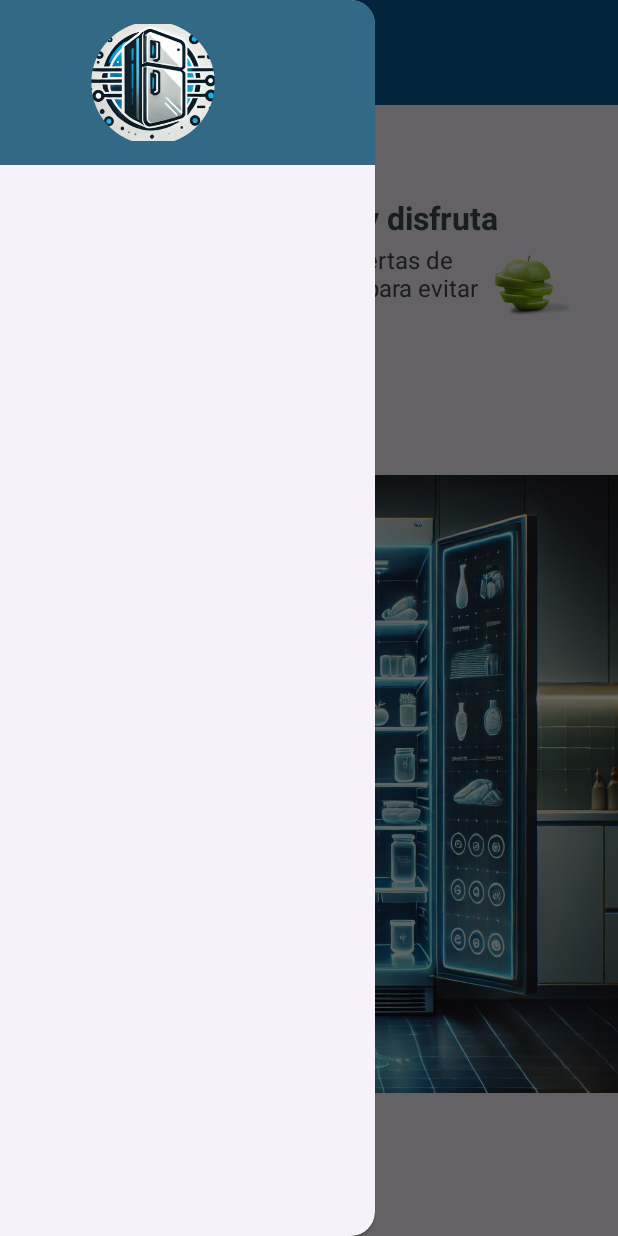
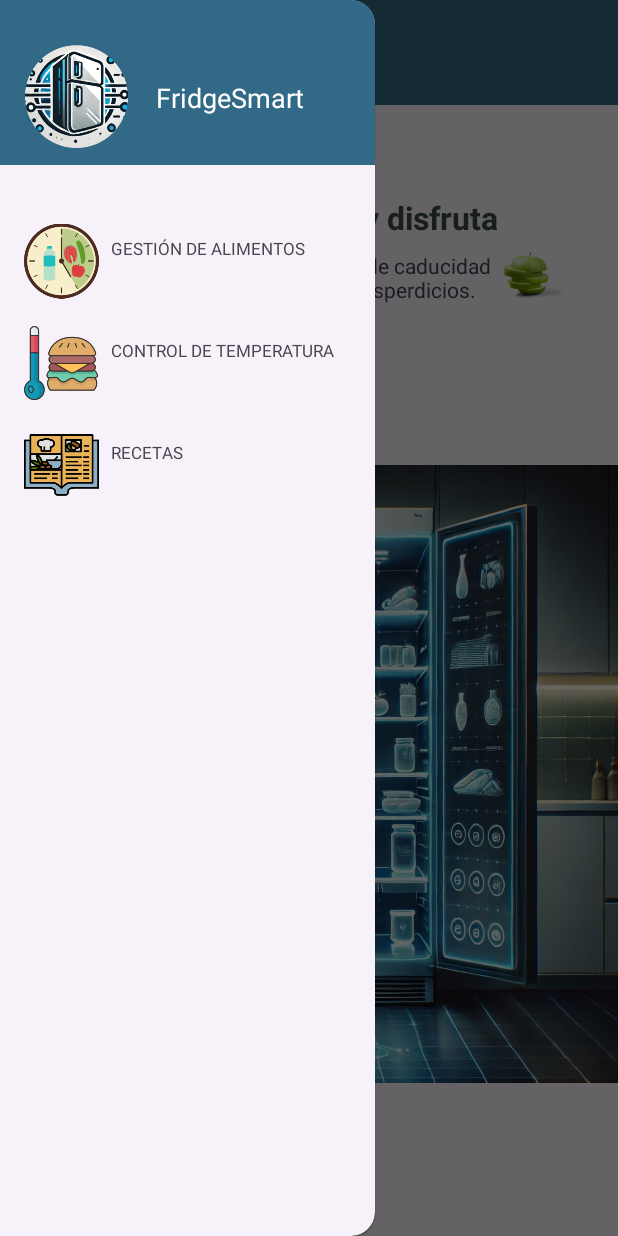
Before and after one commit to johanat/fridgesmart-app, an Android app: the screen it shows after launch (PortadaPrincipal), with the side drawer open, on a phone screen of 412 x 824 dp. Run offline under Robolectric (Android 15) with nearby library versions, the light colour scheme and no system bars.

Commit message:
He realizado la portada de la app, junto a la ventana lateral con sus respectivos iconos

```diff
--- a/app/src/main/java/fridgeSmart/fridgesmart/PortadaPrincipal.java
+++ b/app/src/main/java/fridgeSmart/fridgesmart/PortadaPrincipal.java
@@ -20,11 +20,9 @@ public class PortadaPrincipal extends AppCompatActivity {
         drawerLayout = findViewById(R.id.drawer_layout);
         NavigationView navigationView = findViewById(R.id.navigation_view);
         ImageView btnMenu = findViewById(R.id.btnMenu);
-
         btnMenu.setOnClickListener(view ->{
             drawerLayout.open();
 
         });
-
     }
 }
--- a/app/src/main/res/layout/activity_main.xml
+++ b/app/src/main/res/layout/activity_main.xml
@@ -17,7 +17,7 @@
         <LinearLayout
             android:layout_width="match_parent"
             android:layout_height="70dp"
-            android:background="#055A99"
+            android:background="#316986"
             android:paddingTop="18dp"
             android:orientation="horizontal"
             android:gravity="center_vertical">
@@ -51,6 +51,7 @@
                     android:layout_width="wrap_content"
                     android:layout_height="wrap_content"
                     android:layout_marginTop="16dp"
+                    android:layout_marginStart="16dp"
                     android:gravity="center"
                     android:text="FridgeSmart"
                     android:textColor="#316986"
@@ -81,15 +82,17 @@
                         android:layout_width="301dp"
                         android:layout_height="wrap_content"
                         android:layout_gravity="center"
+                        android:layout_marginStart="16dp"
                         android:layout_marginTop="2dp"
                         android:gravity="center"
                         android:text="Registra alimentos, recibe alertas de caducidad y descubre recetas para evitar desperdicios."
-                        android:textSize="16sp" />
+                        android:textSize="14sp" />
 
                     <ImageView
                         android:id="@+id/imageView2"
-                        android:layout_width="67dp"
+                        android:layout_width="50dp"
                         android:layout_height="48dp"
+                        android:layout_marginEnd="16dp"
                         android:layout_gravity="center"
                         app:srcCompat="@drawable/manzana" />
                 </LinearLayout>
@@ -99,8 +102,6 @@
                     android:layout_width="match_parent"
                     android:layout_height="wrap_content"
                     app:srcCompat="@drawable/nevera" />
-
-
             </LinearLayout>
         </FrameLayout>
     </LinearLayout>
@@ -112,5 +113,72 @@
         android:layout_height="match_parent"
         android:layout_gravity="start"
         app:headerLayout="@layout/nav_header"
-        app:menu="@null"/>
+        app:menu="@null">
+        <LinearLayout
+            android:layout_width="wrap_content"
+            android:layout_height="wrap_content"
+            android:orientation="vertical"
+            android:layout_marginStart="16dp"
+            android:layout_marginTop="116dp">
+            <LinearLayout
+                android:layout_width="wrap_content"
+                android:layout_height="wrap_content"
+                android:gravity="center"
+                android:layout_marginTop="16dp"
+                android:orientation="horizontal">
+                <ImageView
+                    android:layout_width="50dp"
+                    android:layout_height="60dp"
+                    android:layout_marginTop="8dp"
+                    android:src="@drawable/reloj_descriptivo">
+                </ImageView>
+                <TextView
+                    android:layout_width="wrap_content"
+                    android:layout_height="wrap_content"
+                    android:textSize="11dp"
+                    android:layout_marginStart="8dp"
+                    android:text="GESTIÓN DE ALIMENTOS">
+                </TextView>
+            </LinearLayout>
+            <LinearLayout
+                android:layout_width="wrap_content"
+                android:layout_height="wrap_content"
+                android:gravity="center"
+                android:orientation="horizontal">
+                <ImageView
+                    android:layout_width="50dp"
+                    android:layout_height="60dp"
+                    android:layout_marginTop="8dp"
+                    android:src="@drawable/logo_temperatura">
+                </ImageView>
+                <TextView
+                    android:layout_width="wrap_content"
+                    android:layout_height="wrap_content"
+                    android:textSize="11dp"
+                    android:layout_marginStart="8dp"
+                    android:text="CONTROL DE TEMPERATURA">
+                </TextView>
+            </LinearLayout>
+            <LinearLayout
+                android:layout_width="wrap_content"
+                android:layout_height="wrap_content"
+                android:gravity="center"
+                android:orientation="horizontal">
+                <ImageView
+                    android:layout_width="50dp"
+                    android:layout_height="60dp"
+                    android:layout_marginTop="8dp"
+                    android:src="@drawable/logo_recetas">
+                </ImageView>
+                <TextView
+                    android:layout_width="wrap_content"
+                    android:layout_height="wrap_content"
+                    android:textSize="11dp"
+                    android:layout_marginStart="8dp"
+                    android:text="RECETAS">
+                </TextView>
+            </LinearLayout>
+        </LinearLayout>
+    </com.google.android.material.navigation.NavigationView>
+
 </androidx.drawerlayout.widget.DrawerLayout>
--- a/app/src/main/res/layout/nav_header.xml
+++ b/app/src/main/res/layout/nav_header.xml
@@ -2,16 +2,24 @@
     xmlns:android="http://schemas.android.com/apk/res/android"
     android:layout_width="match_parent"
     android:layout_height="110dp"
-    android:orientation="vertical"
-    android:padding="16dp"
-    android:gravity="center"
+    android:orientation="horizontal"
+    android:paddingTop="20dp"
+    android:gravity="center_vertical"
     android:background="#316986">
 
     <ImageView
         android:id="@+id/header_logo"
-        android:layout_width="172dp"
-        android:layout_height="161dp"
-        android:layout_gravity="start"
-        android:scaleType="fitCenter"
+        android:layout_width="72dp"
+        android:layout_height="72dp"
+        android:layout_margin="16dp"
+        android:scaleType="fitStart"
         android:src="@drawable/logo_nevera" />
+    <TextView
+        android:layout_width="wrap_content"
+        android:layout_height="wrap_content"
+        android:textSize="18dp"
+        android:textColor="@color/white"
+        android:text="FridgeSmart">
+
+    </TextView>
 </LinearLayout>
--- a/app/src/main/res/menu/drawer_menu.xml
+++ /dev/null
@@ -1,6 +0,0 @@
-<?xml version="1.0" encoding="utf-8"?>
-<menu>
-
-
-
-</menu>
```
Also changed, not shown: app/src/main/res/drawable/logo_nevera.png, app/src/main/res/drawable/logo_recetas.webp (added), app/src/main/res/drawable/logo_temperatura.webp (added), app/src/main/res/drawable/reloj_descriptivo.png (added).
